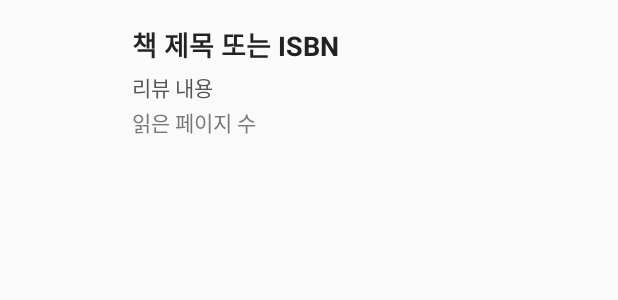
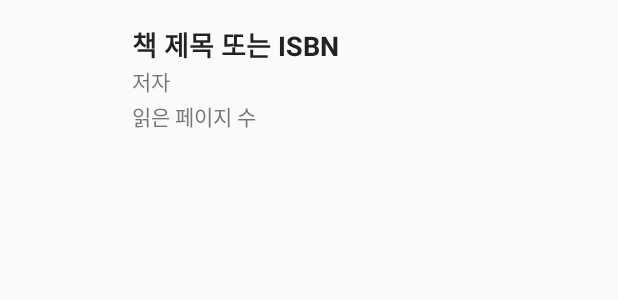
Before and after one commit to yoyowasi/ReadingBooks, an Android app built with Jetpack Compose: the layout item_user_book.xml on its own in the app's theme, with its tools: preview values and no code run, on a phone screen of 412 x 824 dp. Shown: the top 300 px of the screen. Run offline under Robolectric (Android 15) with nearby library versions, the phone set to English and light mode, and no system bars.

Commit message:
내 서제에 저자 띄우기

```diff
--- a/app/src/main/java/com/example/readingbooks/data/api/SupabaseApi.kt
+++ b/app/src/main/java/com/example/readingbooks/data/api/SupabaseApi.kt
@@ -27,7 +27,7 @@ interface SupabaseApi {
     @Headers("Prefer: return=representation")
     fun insertUserBook(@Body userBook: UserBookInsertRequest): Call<Void>
 
-    @GET("user_books?select=*,book:books(title,thumbnail,page_count)")
+    @GET("user_books?select=*,book:books(title,author,thumbnail,page_count)")
     fun getUserBooksByUserId(@Query("user_id") userIdFilter: String): Call<List<UserBook>>
 
     @DELETE("user_books")
--- a/app/src/main/res/layout/item_user_book.xml
+++ b/app/src/main/res/layout/item_user_book.xml
@@ -9,7 +9,7 @@
     android:layout_marginBottom="8dp"
     android:clickable="true"
     android:focusable="true"
->
+    >
 
     <!-- 썸네일 이미지 -->
     <ImageView
@@ -36,14 +36,12 @@
             android:layout_height="wrap_content"
             android:text="책 제목 또는 ISBN" />
 
+
         <TextView
-            android:id="@+id/textReview"
-            android:textSize="14sp"
-            android:textColor="#555555"
+            android:id="@+id/textAuthor"
+            android:text="저자"
             android:layout_width="wrap_content"
-            android:layout_height="wrap_content"
-            android:paddingTop="4dp"
-            android:text="리뷰 내용" />
+            android:layout_height="wrap_content"/>
 
         <TextView
             android:id="@+id/textReadPage"
```
Also changed, not shown: app/src/main/java/com/example/readingbooks/adapter/UserBookAdapter.kt (+7 -3 lines).
